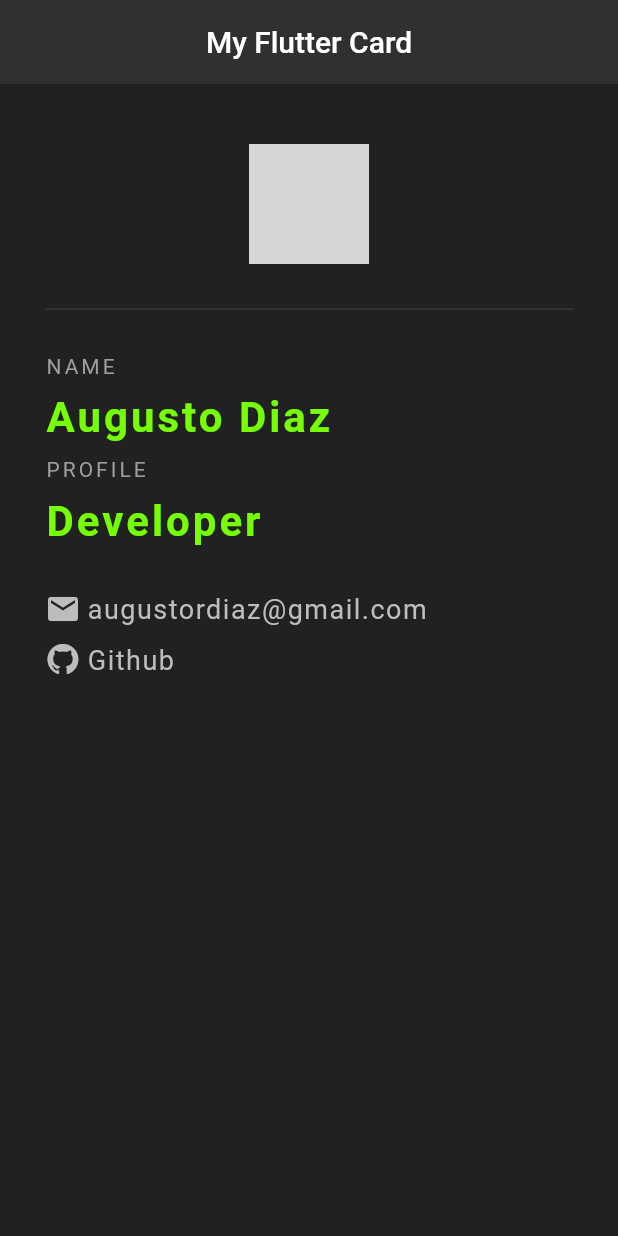
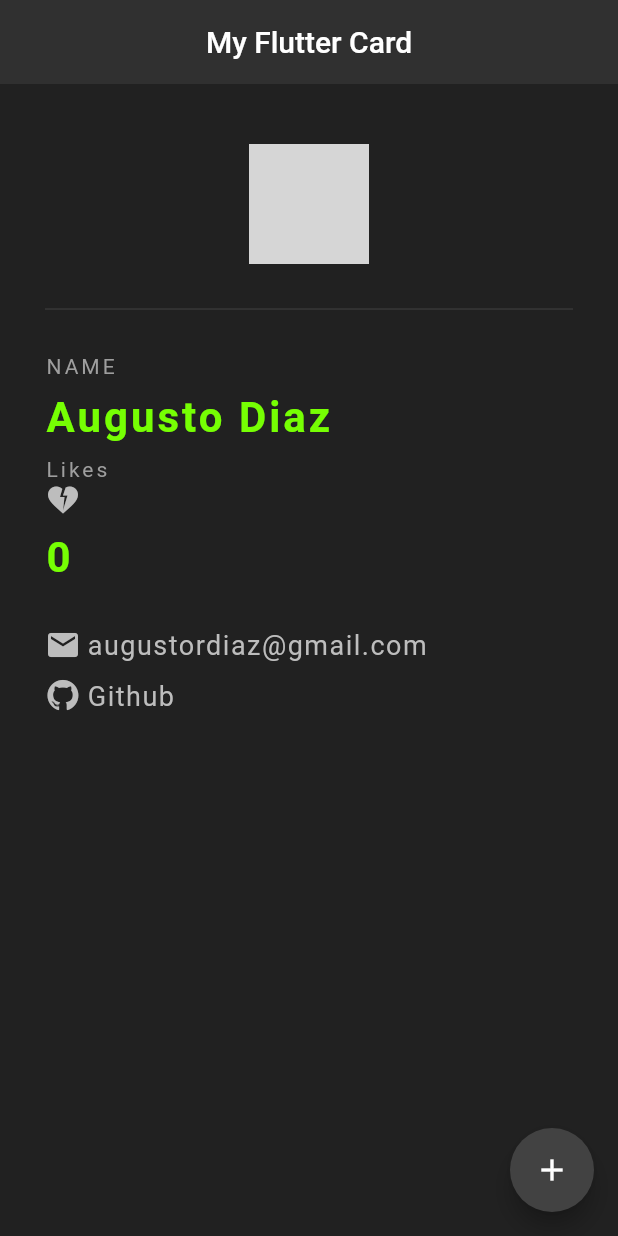
Before and after one commit to AugustoDiaz-Dev/FlutterProjects, a Flutter app: the screen it shows after launch, on a phone screen of 412 x 824 dp. Run offline on Flutter 3.47's test engine with Material 2 defaults, Android fonts, the phone set to English and light mode, and no system bars; grey boxes are pictures that could not be loaded.

Commit message:
Stateful Counter

```diff
--- a/flutter_application_1/lib/main.dart
+++ b/flutter_application_1/lib/main.dart
@@ -8,8 +8,15 @@ void main() {
   ));
 }
 
-class IdCard extends StatelessWidget {
+class IdCard extends StatefulWidget {
   const IdCard({super.key});
+
+  @override
+  State<IdCard> createState() => _IdCardState();
+}
+
+class _IdCardState extends State<IdCard> {
+  int counter = 0;
 
   @override
   Widget build(BuildContext context) {
@@ -22,6 +29,14 @@ class IdCard extends StatelessWidget {
         elevation: 0,
         // It takes out the drop shadow
       ),
+      floatingActionButton: FloatingActionButton(
+          onPressed: () {
+            setState(() {
+              counter += 1;
+            });
+          },
+          child: Icon(Icons.add),
+          backgroundColor: Colors.grey[800]),
       body: Padding(
         padding: EdgeInsets.fromLTRB(30, 40, 30, 0),
         child: Column(
@@ -54,13 +69,14 @@ class IdCard extends StatelessWidget {
               SizedBox(
                 height: 10,
               ),
-              Text('PROFILE',
+              Text('Likes',
                   style: TextStyle(color: Colors.grey, letterSpacing: 2)),
+              Icon(Icons.heart_broken, color: Colors.grey[400]),
               SizedBox(
                 height: 10,
               ),
               Text(
-                'Developer',
+                '$counter',
                 style: TextStyle(
                   color: Colors.lightGreenAccent[400],
                   letterSpacing: 2,
```
Also changed, not shown: 1 other file.
